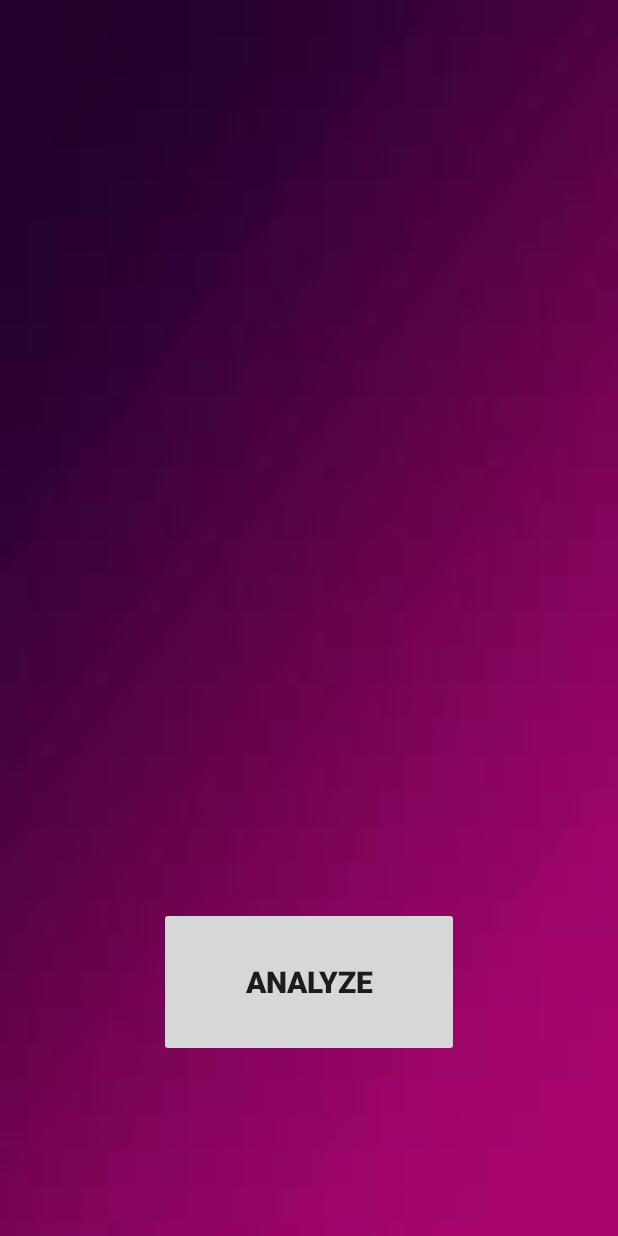
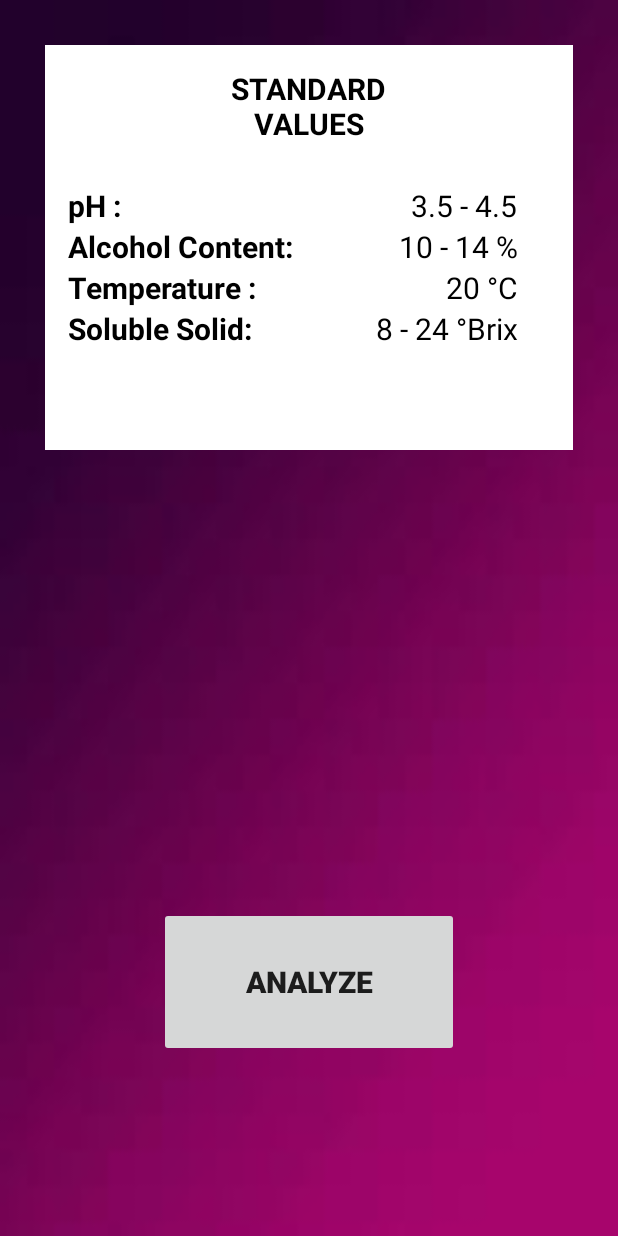
Before and after one commit to Jesunnn/FruitWineAnalyzer-, an Android app: the classify screen opened directly, with no data from a screen before it, on a phone screen of 412 x 824 dp. Run offline under Robolectric (Android 15) with nearby library versions, the phone set to English and light mode, and no system bars.

Commit message:
First commit

```diff
--- a/app/src/main/java/com/example/jesunn/twinez/BaseActivity.java
+++ b/app/src/main/java/com/example/jesunn/twinez/BaseActivity.java
@@ -3,5 +3,5 @@ package com.example.jesunn.twinez;
 import android.app.Activity;
 
 public abstract class BaseActivity extends Activity{
-    protected final static String currentIp = "192.168.10.140:8000";
+    protected final static String currentIp = "192.168.43.33:8000";
 }
--- a/app/src/main/java/com/example/jesunn/twinez/classify.java
+++ b/app/src/main/java/com/example/jesunn/twinez/classify.java
@@ -33,7 +33,7 @@ public class classify extends AppCompatActivity {
     private String ph;
     private String alcohol_content;
     private String temperature;
-    private String volatile_acid;
+    private String soluble_solid;
     private String rate;
     private static ProgressDialog mProgressDialog;
     private String Result;
@@ -116,19 +116,19 @@ public class classify extends AppCompatActivity {
                         String json_ph = jsonObject.getString("ph").trim();
                         String json_alcohol_content = jsonObject.getString("alcohol_content").trim();
                         String json_object_temperature = jsonObject.getString("temperature").trim();
-                        String json_volatile_acid = jsonObject.getString("volatile_acid").trim();
+                        String json_soluble_solid = jsonObject.getString("soluble_solid").trim();
                         String json_rate = jsonObject.getString("rating").trim();
 
 
                         ph = json_ph;
                         alcohol_content = json_alcohol_content;
                         temperature = json_object_temperature;
-                        volatile_acid = json_volatile_acid;
+                        soluble_solid = json_soluble_solid;
                         rate = json_rate;
 
 
                         Result = "PH: \t\t" + json_ph + "\nAlcohol Content: \t\t" + json_alcohol_content + "\t%" + "\nTemperature: \t\t" + json_object_temperature + "\t°C" + "\n" +
-                                    "Volatile Acid: \t\t" + json_volatile_acid + "\tppm" + "\n\n" + "\n\nRating: \t\t" + json_rate + "\n";
+                                    "Soluble Solid: \t\t" + json_soluble_solid + "\t°Brix" + "\n\n" + "\n\nRating: \t\t" + json_rate + "\n";
                         System.out.println(Result);
                     }
 
--- a/app/src/main/res/layout/classify.xml
+++ b/app/src/main/res/layout/classify.xml
@@ -8,19 +8,6 @@
     android:background="@drawable/purple"
     android:id="@+id/relativeLayout">
 
-
-    <TextView
-        android:id="@+id/displayResult"
-        android:layout_width="match_parent"
-        android:layout_height="250dp"
-        android:layout_alignParentTop="true"
-        android:layout_centerHorizontal="true"
-        android:layout_marginTop="80dp"
-        android:background="#FFFFFF"
-        android:textColor="#000000"
-        android:textStyle="bold"
-        />
-
     <Button
         android:id="@+id/get"
         android:layout_width="200dp"
@@ -30,9 +17,7 @@
         android:layout_marginBottom="119dp"
         android:text="Analyze"
         android:textStyle="bold"
-        android:textSize="20dp"
-        />
-
+        android:textSize="20dp" />
 
     <TextView
         android:id="@+id/results"
@@ -41,4 +26,143 @@
         android:layout_alignParentStart="true"
         android:layout_alignParentTop="true"
         android:background="@drawable/purple" />
+
+    <RelativeLayout
+        android:layout_width="fill_parent"
+        android:layout_height="270dp"
+        android:layout_marginBottom="30dp"
+        android:layout_marginEnd="30dp"
+        android:layout_marginLeft="30dp"
+        android:layout_marginRight="30dp"
+        android:layout_marginStart="30dp"
+        android:layout_marginTop="30dp"
+        android:background="#FFFFFF"
+        android:paddingBottom="15dp"
+        android:paddingStart="5dp"
+        android:paddingTop="15dp">
+
+        <TextView
+            android:id="@+id/transactionidlabel"
+            android:layout_width="150dp"
+            android:layout_height="wrap_content"
+            android:layout_centerHorizontal="true"
+            android:layout_marginStart="10dp"
+            android:text="STANDARD VALUES"
+            android:textColor="#000000"
+            android:textAlignment="center"
+            android:textSize="20dp"
+            android:textStyle="bold" />
+
+        <TextView
+            android:id="@+id/spc"
+            android:layout_width="115dp"
+            android:layout_height="wrap_content"
+            android:layout_marginStart="10dp"
+            android:textSize="20dp"
+            android:layout_centerHorizontal="true"
+            android:textColor="#000000"
+            android:layout_below="@+id/transactionidlabel"
+            android:textStyle="bold"/>
+
+
+
+        <TextView
+            android:id="@+id/phLabel"
+            android:layout_width="114dp"
+            android:layout_height="wrap_content"
+            android:layout_below="@+id/spc"
+            android:layout_marginStart="10dp"
+            android:text="pH :"
+            android:textColor="#000000"
+            android:textSize="20dp"
+            android:textStyle="bold" />
+
+        <TextView
+            android:id="@+id/ph"
+            android:layout_width="170dp"
+            android:layout_height="wrap_content"
+            android:layout_alignTop="@+id/phLabel"
+            android:layout_marginStart="20dp"
+            android:layout_toEndOf="@+id/phLabel"
+            android:text="  3.5 - 4.5 "
+            android:textAlignment="textEnd"
+            android:textColor="#000000"
+            android:textSize="20dp" />
+
+
+        <TextView
+            android:id="@+id/alcoholLabel"
+            android:layout_width="150dp"
+            android:layout_height="wrap_content"
+            android:layout_below="@+id/phLabel"
+            android:layout_marginStart="10dp"
+            android:text="Alcohol Content:"
+            android:textColor="#000000"
+            android:textSize="20dp"
+            android:textStyle="bold" />
+
+        <TextView
+            android:id="@+id/alcohol"
+            android:layout_width="130dp"
+            android:layout_height="wrap_content"
+            android:layout_alignTop="@+id/alcoholLabel"
+            android:layout_marginStart="20dp"
+            android:layout_toEndOf="@+id/alcoholLabel"
+            android:text="  10 - 14 %"
+            android:textAlignment="textEnd"
+            android:textColor="#000000"
+            android:textSize="20dp" />
+
+
+        <TextView
+            android:id="@+id/tempLabel"
+            android:layout_width="150dp"
+            android:layout_height="wrap_content"
+            android:layout_below="@+id/alcoholLabel"
+            android:layout_marginStart="10dp"
+            android:text="Temperature :"
+            android:textColor="#000000"
+            android:textSize="20dp"
+            android:textStyle="bold" />
+
+        <TextView
+            android:id="@+id/temps"
+            android:layout_width="130dp"
+            android:layout_height="wrap_content"
+            android:layout_alignTop="@+id/tempLabel"
+            android:layout_marginStart="20dp"
+            android:layout_toEndOf="@+id/tempLabel"
+            android:text="  20 °C"
+            android:textAlignment="textEnd"
+            android:textColor="#000000"
+            android:textSize="20dp" />
+
+        <TextView
+            android:id="@+id/ssLabel"
+            android:layout_width="150dp"
+            android:layout_height="wrap_content"
+            android:layout_below="@+id/tempLabel"
+            android:layout_marginStart="10dp"
+            android:text="Soluble Solid:"
+            android:textColor="#000000"
+            android:textSize="20dp"
+            android:textStyle="bold" />
+
+        <TextView
+            android:id="@+id/ss"
+            android:layout_width="130dp"
+            android:layout_height="wrap_content"
+            android:layout_alignTop="@+id/ssLabel"
+            android:layout_marginStart="20dp"
+            android:layout_toEndOf="@+id/ssLabel"
+            android:text="  8 - 24 °Brix"
+            android:textAlignment="textEnd"
+            android:textColor="#000000"
+            android:textSize="20dp" />
+
+
+
+
+    </RelativeLayout>
+
 </RelativeLayout>
--- a/app/src/main/res/layout/layout_classify.xml
+++ b/app/src/main/res/layout/layout_classify.xml
@@ -38,9 +38,11 @@
         android:background="#FFFFFF"
         android:layout_alignParentBottom="true"
         android:textStyle="bold"
+        android:textColorHint="#000000"
+        android:hint="No Values Detected!!"
         android:textColor="#000000"
         android:textAlignment="center"
-        android:textSize="35dp"/>
+        android:textSize="30dp"/>
 
             <Button
                 android:id="@+id/okayBtn"
--- a/app/src/main/res/layout/theproject.xml
+++ b/app/src/main/res/layout/theproject.xml
@@ -46,12 +46,12 @@
         android:textSize="19dp" />
 
     <ImageView
-        android:id="@+id/hd"
+        android:id="@+id/hds"
         android:layout_width="wrap_content"
         android:layout_height="242dp"
         android:layout_alignParentStart="true"
         android:layout_below="@+id/name"
-        app:srcCompat="@drawable/hd" />
+        app:srcCompat="@drawable/hds" />
 
         <TextView
             android:id="@+id/spc"
@@ -68,7 +68,7 @@
         android:layout_below="@+id/spc"
         android:textSize="17dp"
         android:textColor="#FFFFFF"
-        android:text="      The project is consisting of both hardware and software. For the hardware part, the prototype can get and record the values from different parameters such as alcohol level, temperature level, pH level, and volatile acidity level while on the software part, it consists of an algorithm that can classify the wine according to its respective class based on the measured values that get on different sensors and display its results on a mobile application" />
+        android:text="      The project is consisting of both hardware and software. For the hardware part, the prototype can get and record the values from different parameters such as alcohol level, temperature level, pH level, and total soluble solid while on the software part, it consists of an algorithm that can classify the wine according to its respective class based on the measured values that get on different sensors and display its results on a mobile application" />
     </LinearLayout>
 </ScrollView>
 </LinearLayout>
```
Also changed, not shown: app/src/main/java/com/example/jesunn/twinez/ListViewAdapter.java (+9 -4 lines), app/src/main/java/com/example/jesunn/twinez/SingleItemView.java (+23 -6 lines), app/src/main/java/com/example/jesunn/twinez/history.java (+4 -3 lines), app/src/main/res/layout/listview_item.xml (+11 -11 lines), app/src/main/res/drawable/hds.png (added).
